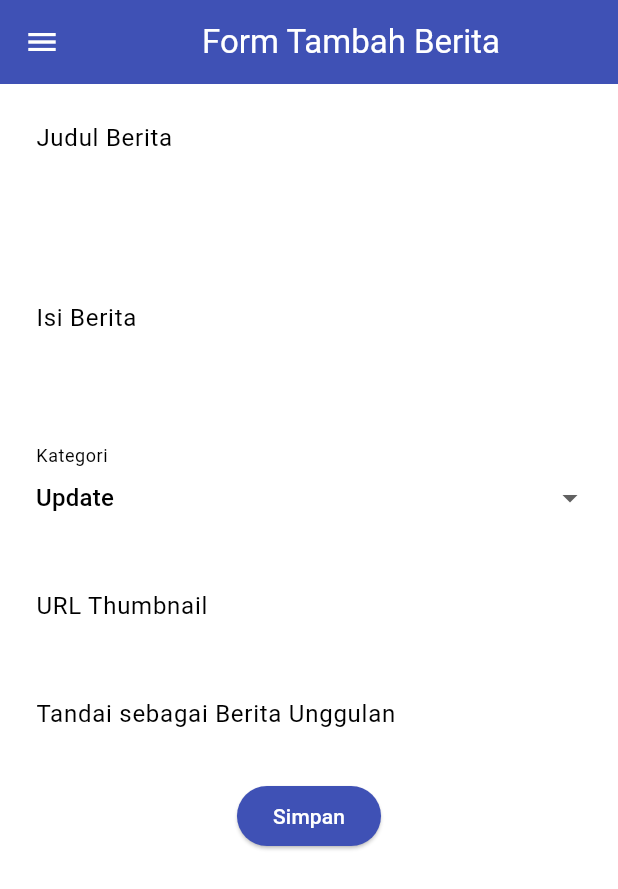
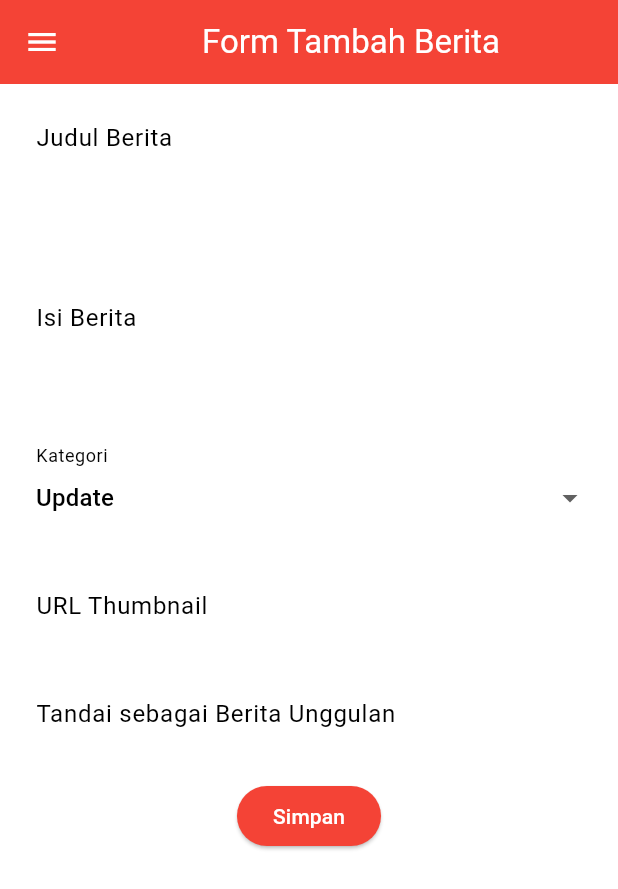
Before and after one commit to qowiys/football-news-mobile, a Flutter app: the NewsFormPage screen opened directly, on a phone screen of 412 x 824 dp. Shown: the top 889 px of the screen. Run offline on Flutter 3.47's test engine with Material 3 defaults, Android fonts, the phone set to English and light mode, and no system bars; missing offline and left inert: pbp_django_auth.

Commit message:
workflow file

```diff
--- a/lib/screens/newslist_form.dart
+++ b/lib/screens/newslist_form.dart
@@ -41,7 +41,7 @@ class _NewsFormPageState extends State<NewsFormPage> {
                 'Form Tambah Berita',
               ),
             ),
-            backgroundColor: Colors.indigo,
+            backgroundColor: Colors.red,
             foregroundColor: Colors.white,
           ),
           // TODO: Tambahkan drawer yang sudah dibuat di sini
@@ -168,7 +168,7 @@ class _NewsFormPageState extends State<NewsFormPage> {
                                 child: ElevatedButton(
                                   style: ButtonStyle(
                                     backgroundColor:
-                                        WidgetStateProperty.all(Colors.indigo),
+                                        WidgetStateProperty.all(Colors.red),
                                   ),
                                   onPressed: () async {
                                     if (_formKey.currentState!.validate()) {
```
Also changed, not shown: 1 other file.
